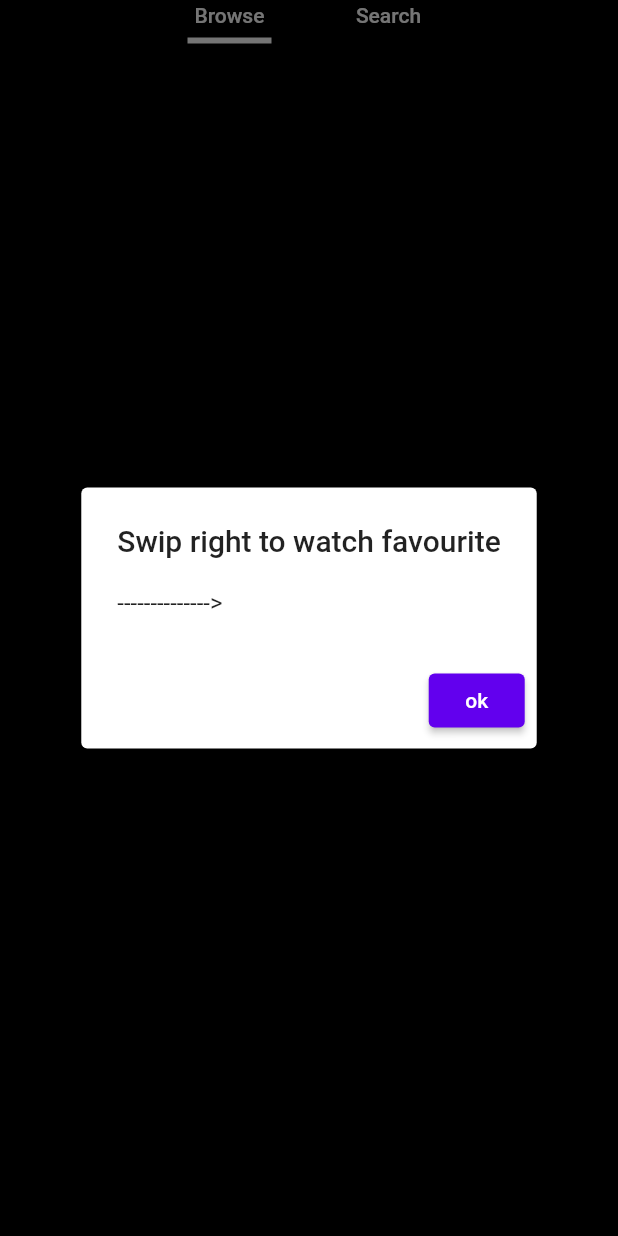
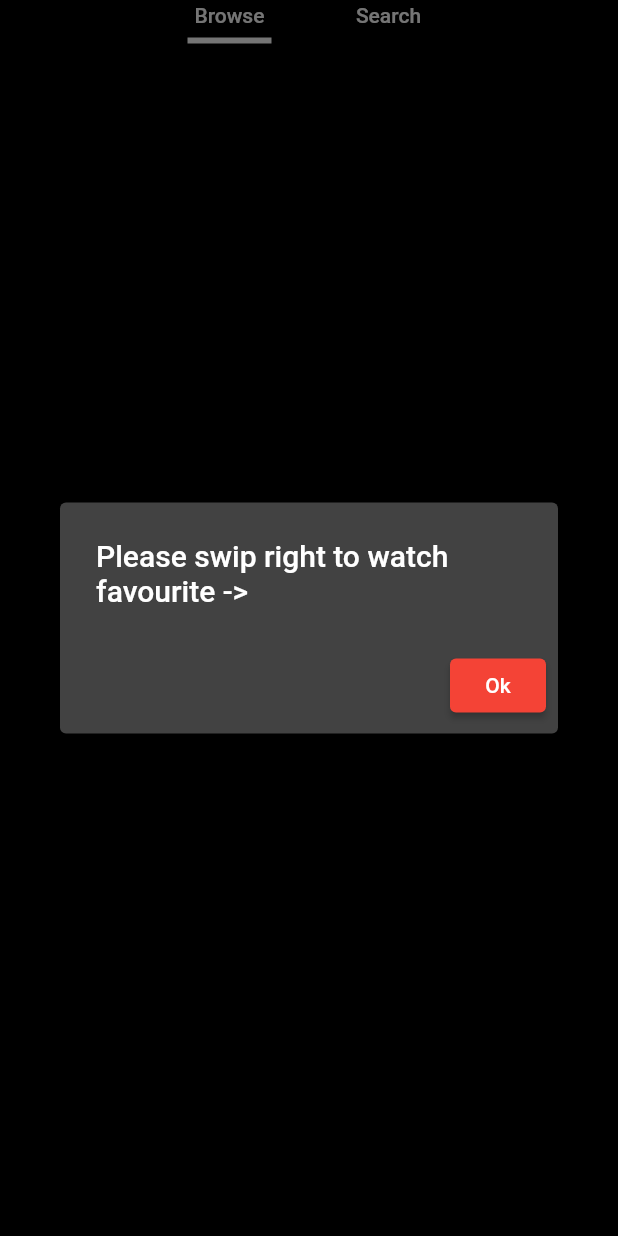
Before and after one commit to Sneh-Paghdal/wallpaper_app, a Flutter app: the MainPage screen opened directly, on a phone screen of 412 x 824 dp. Run offline on Flutter 3.47's test engine with Material 2 defaults, Android fonts, the phone set to English and light mode, and no system bars; our stand-ins replace cached_network_image, carousel_slider, flutter_cache_manager, font_awesome_flutter, google_fonts, liquid_pull_to_refresh and 2 more; missing offline and left inert: flutter_file_downloader, pie_menu, share_whatsapp, wallpaper; accounts and stored records are empty.

Commit message:
Phase 1 has been done

```diff
--- a/lib/main.dart
+++ b/lib/main.dart
@@ -27,7 +27,7 @@ class _MyAppState extends State<MyApp> {
   Widget build(BuildContext context) {
     return MaterialApp(
       debugShowCheckedModeBanner: false,
-      title: 'Wallpaper app',
+      title: 'Jasneh - HD, 4K Wallpapers',
       theme: ThemeData(
         primaryColor: const Color(0xFF767676),
         colorScheme: const ColorScheme.light(
--- a/lib/tabs/browseTab.dart
+++ b/lib/tabs/browseTab.dart
@@ -133,9 +133,10 @@ class _browseTabState extends State<browseTab> {
       showDialog(context: context,barrierDismissible: false, builder: (BuildContext context){
         return WillPopScope(
           onWillPop: ()=>Future.value(false),
+          child: Theme(
+            data: ThemeData.dark(),
             child: AlertDialog(
-            title: Text("Swip right to watch favourite"),
-            content :Text("-------------->"),
+              title: Text("Please swip right to watch favourite ->"),
               actions: [
                 ElevatedButton(onPressed: (){
                   Navigator.pop(context,'cancel');
@@ -149,8 +150,13 @@ class _browseTabState extends State<browseTab> {
                       }
                     }
                   });
-              }, child: Text("ok"))
+                },
+                    style: ButtonStyle(
+                      backgroundColor: MaterialStateProperty.all<Color>(Colors.red), // Set custom color
+                    ),
+                    child: Text("Ok"))
               ],
+            ),
           ),
         );
       });
@@ -271,17 +277,9 @@ class _browseTabState extends State<browseTab> {
                     buttonTheme: PieButtonTheme(backgroundColor: Colors.black,iconColor: Colors.white),
                     buttonThemeHovered: PieButtonTheme(backgroundColor: Colors.red,iconColor: Colors.white),
                     tooltip: 'Share to whatsapp',
-                    onSelect: () async {
-                      // final url = Uri.parse(imageArr[index]['src']['original']);
-                      // final res = await http.get(url);
-                      // final bytes = res.bodyBytes;
-                      // final temp = await getTemporaryDirectory();
-                      // final path = '${temp.path}/image.jpg';
-                      // final file = await File(path);
-                      // final xFile = XFile(file.path);
-                      // if (file != null) {
-                      //   shareWhatsapp.share(text: "See this ", file: xFile);
-                      // }
+                    onSelect: () {
+                      showToast(context, "Please select whatsapp in this share list", false, Colors.black, 100);
+                      Share.share(imageArr[index]['src']['original']);
                     },
                     // onSelect: () =>  shareImageWP(imageArr[index]['src']['original']),
                     child: const FaIcon(FontAwesomeIcons.whatsapp),
--- a/pubspec.yaml
+++ b/pubspec.yaml
@@ -89,8 +89,8 @@ flutter:
   uses-material-design: true
 
   # To add assets to your application, add an assets section, like this:
-  # assets:
-  #   - images/a_dot_burr.jpeg
+  assets:
+    - assets/images/
   #   - images/a_dot_ham.jpeg
 
   # An image asset can refer to one or more resolution-specific "variants", see
```
Also changed, not shown: lib/splashScreen.dart (+49 -8 lines), 12 other files. Lines whose indentation alone changed are shown as unchanged.
